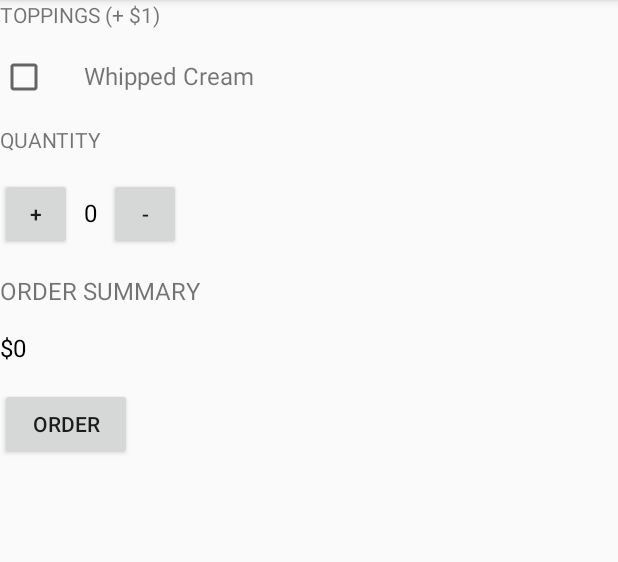
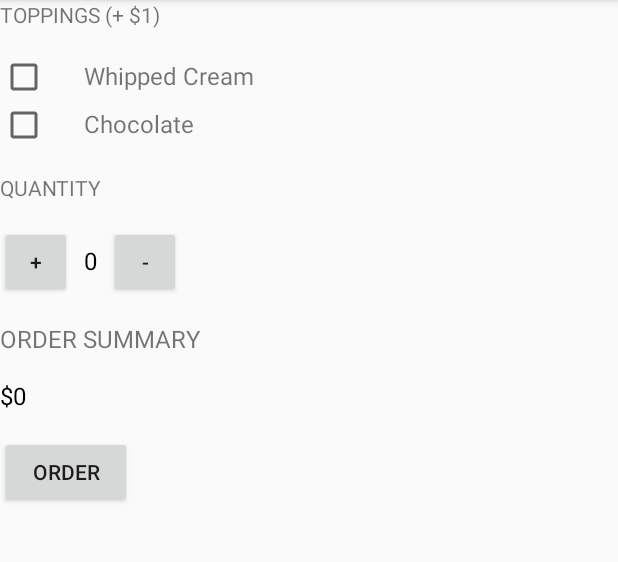
Before and after one commit to ddanskin/justjava, an Android app: the screen it shows after launch (MainActivity), on a phone screen of 412 x 824 dp, the part 84-646 px from its top. Run offline under Robolectric (Android 15) with nearby library versions, the phone set to English and light mode, and no system bars.

Commit message:
Add checkbox and label for "Chocolate"

```diff
--- a/app/src/main/res/layout/activity_main.xml
+++ b/app/src/main/res/layout/activity_main.xml
@@ -21,8 +21,7 @@
 
         <LinearLayout
             android:layout_width="match_parent"
-            android:layout_height="wrap_content"
-            android:layout_marginBottom="16dp">
+            android:layout_height="wrap_content">
 
             <CheckBox
                 android:id="@+id/whipped_cream_checkbox"
@@ -34,6 +33,25 @@
                 android:layout_width="wrap_content"
                 android:layout_height="wrap_content"
                 android:text="Whipped Cream"
+                android:textSize="16sp" />
+
+        </LinearLayout>
+
+        <LinearLayout
+            android:layout_width="match_parent"
+            android:layout_height="wrap_content"
+            android:layout_marginBottom="16dp">
+
+            <CheckBox
+                android:id="@+id/chocolate_checkbox"
+                android:layout_width="wrap_content"
+                android:layout_height="wrap_content"
+                android:layout_marginRight="24dp" />
+
+            <TextView
+                android:layout_width="wrap_content"
+                android:layout_height="wrap_content"
+                android:text="Chocolate"
                 android:textSize="16sp" />
 
         </LinearLayout>
```
